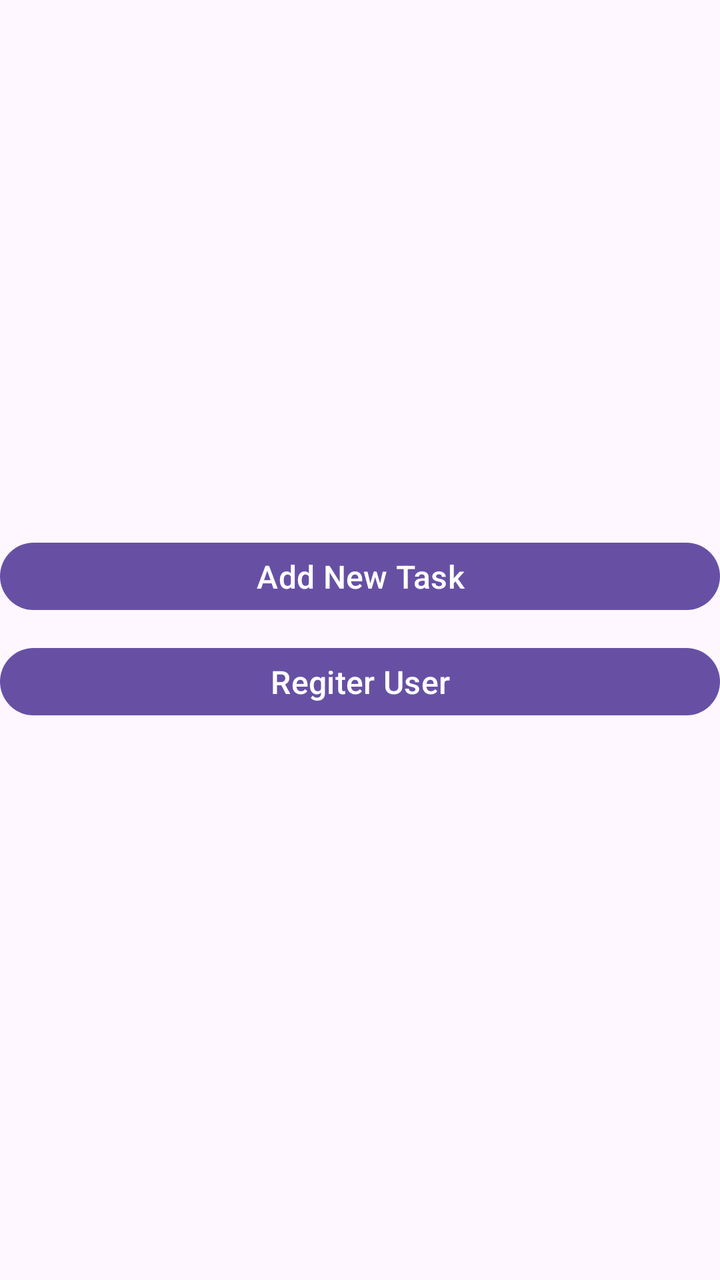
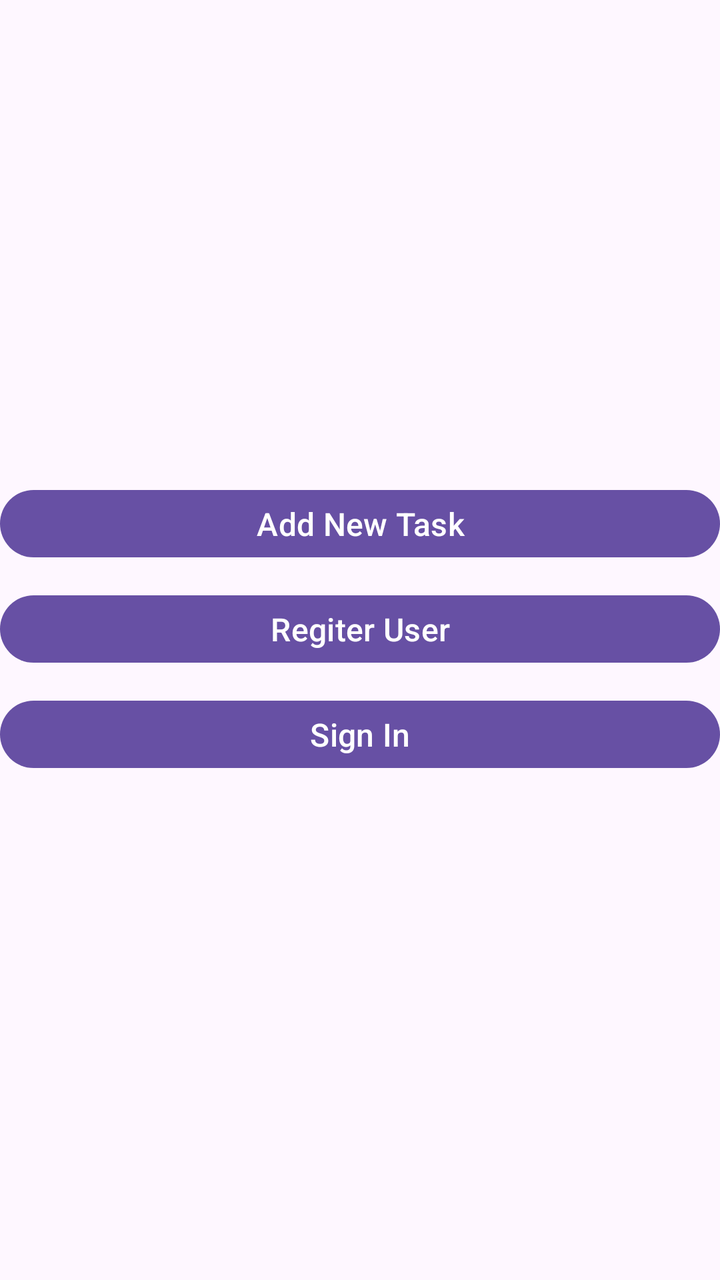

Two renders of the same Android screen: before a commit and after it. Below are the layout's source before the change and the commit's diff.
<!-- AndroidManifest.xml: application theme Theme.NewApplicationfinalProject -->
<!-- res/layout/activity_main.xml -->
<?xml version="1.0" encoding="utf-8"?>
<LinearLayout xmlns:android="http://schemas.android.com/apk/res/android"
    xmlns:app="http://schemas.android.com/apk/res-auto"
    xmlns:tools="http://schemas.android.com/tools"
    android:id="@+id/main"
    android:layout_width="match_parent"
    android:layout_height="match_parent"
    android:gravity="center"
    android:orientation="vertical"
    tools:context=".Model.ViewPkg.MainActivity">

    <Button
        android:id="@+id/btnAddTaskScreen"
        android:layout_width="match_parent"
        android:layout_height="wrap_content"
        android:layout_gravity="center"
        android:gravity="center"
        android:insetBottom="15dp"
        android:onClick="onClick"
        android:text="Add New Task"
        android:textSize="16sp" />

    <Button
        android:id="@+id/btnRegisterScreen"
        android:layout_width="match_parent"
        android:layout_height="wrap_content"
        android:layout_gravity="center"
        android:gravity="center"
        android:insetBottom="15dp"
        android:onClick="onClickR"
        android:text="Regiter User"
        android:textSize="16sp" />

</LinearLayout>
<!-- resources referenced by this layout -->
<resources>
  <style name="Theme.NewApplicationfinalProject" parent="Base.Theme.NewApplicationfinalProject" />
  <style name="Base.Theme.NewApplicationfinalProject" parent="Theme.Material3.DayNight">
          
          
      </style>
</resources>

<!-- the commit's change to res/layout/activity_main.xml (unified diff, before → after) -->
@@ -31,4 +31,15 @@
         android:text="Regiter User"
         android:textSize="16sp" />
 
+    <Button
+        android:id="@+id/btnSignInScreen"
+        android:layout_width="match_parent"
+        android:layout_height="wrap_content"
+        android:layout_gravity="center"
+        android:gravity="center"
+        android:insetBottom="15dp"
+        android:onClick="onClickS"
+        android:text="Sign In"
+        android:textSize="16sp" />
+
 </LinearLayout>
